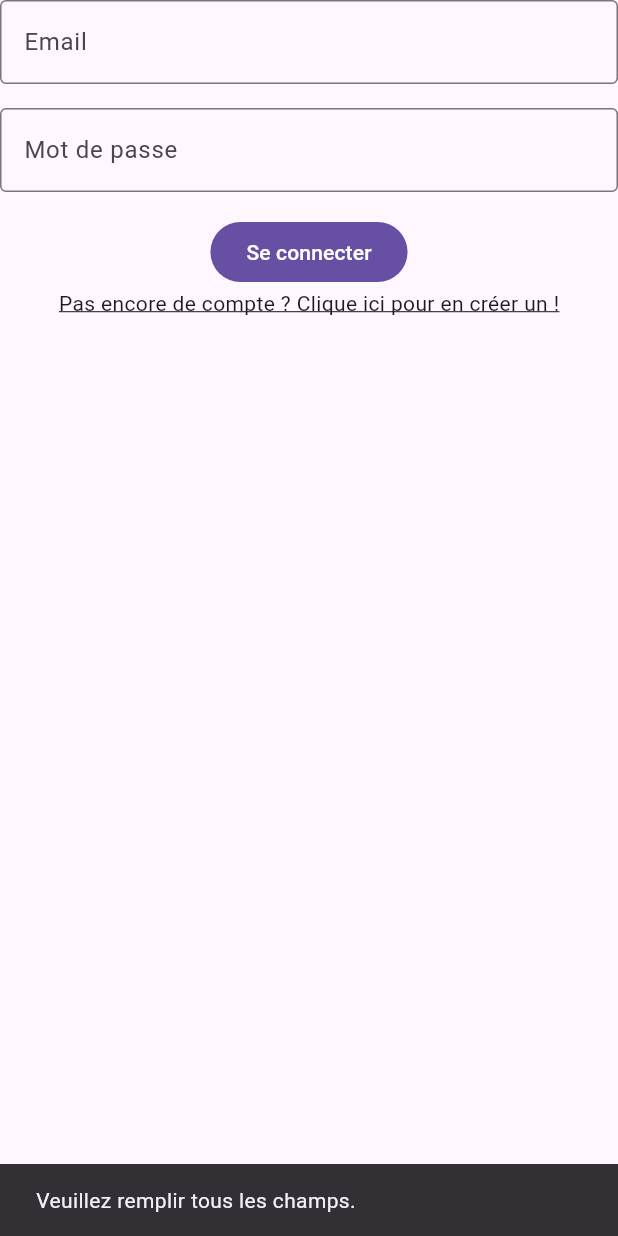
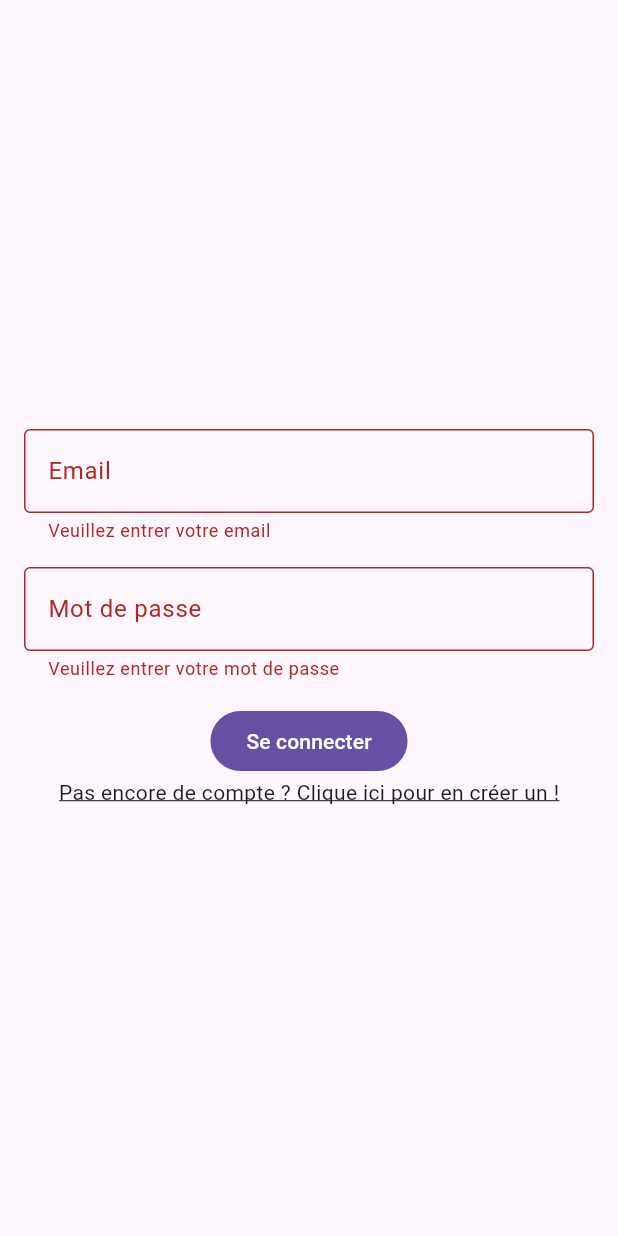
Before and after one commit to Tie-time/tie_time_front, a Flutter app: the screen it shows after launch, after a tap on "Se connecter", on a phone screen of 412 x 824 dp. Run offline on Flutter 3.47's test engine with Material 3 defaults, Android fonts, the phone set to English and light mode, and no system bars; our stand-ins replace shared_preferences.

Commit message:
feat(Validation): [Signin] Add validation on signin form

```diff
--- a/lib/pages/signin.page.dart
+++ b/lib/pages/signin.page.dart
@@ -15,6 +15,7 @@ class SigninPage extends StatefulWidget {
 class _SigninPageState extends State<SigninPage> {
   final TextEditingController _emailController = TextEditingController();
   final TextEditingController _passwordController = TextEditingController();
+  final GlobalKey<FormState> _formKey = GlobalKey<FormState>();
   bool _isLoading = false;
 
   Future<void> _signIn(String email, String password) async {
@@ -60,39 +61,63 @@ class _SigninPageState extends State<SigninPage> {
   }
 
   void _handleSignIn() {
+    if (_formKey.currentState!.validate()) {
       String email = _emailController.text.trim();
       String password = _passwordController.text.trim();
-
-    if (email.isEmpty || password.isEmpty) {
-      _showMessage('Veuillez remplir tous les champs.');
-      return;
+      _signIn(email, password);
+    }
   }
 
-    _signIn(email, password);
+  String? _validateEmail(String? value) {
+    if (value == null || value.isEmpty) {
+      return 'Veuillez entrer votre email';
+    }
+    final emailRegex = RegExp(r'^[^@]+@[^@]+\.[^@]+');
+    if (!emailRegex.hasMatch(value)) {
+      return 'Veuillez entrer un email valide';
+    }
+    return null;
+  }
+
+  String? _validatePassword(String? value) {
+    if (value == null || value.isEmpty) {
+      return 'Veuillez entrer votre mot de passe';
+    }
+    if (value.length < 6) {
+      return 'Le mot de passe doit contenir au moins 6 caractères';
+    }
+    return null;
   }
 
   @override
   Widget build(BuildContext context) {
     return Scaffold(
         body: Center(
+      child: Padding(
+          padding: const EdgeInsets.all(16.0),
           child: Column(
+            mainAxisAlignment: MainAxisAlignment.center,
             children: [
-          TextField(
+              Form(
+                  key: _formKey,
+                  child: Column(children: [
+                    TextFormField(
                       controller: _emailController,
                       decoration: const InputDecoration(
                         labelText: 'Email',
                         border: OutlineInputBorder(),
                       ),
                       keyboardType: TextInputType.emailAddress,
+                      validator: _validateEmail,
                     ),
                     const SizedBox(height: 16.0),
-          TextField(
+                    TextFormField(
                       controller: _passwordController,
                       decoration: const InputDecoration(
                         labelText: 'Mot de passe',
                         border: OutlineInputBorder(),
                       ),
-            obscureText: true,
+                      validator: _validatePassword,
                     ),
                     const SizedBox(height: 16.0),
                     _isLoading
@@ -101,7 +126,8 @@ class _SigninPageState extends State<SigninPage> {
                             onPressed: () {
                               _handleSignIn();
                             },
-                  child: const Text('Se connecter')),
+                            child: const Text('Se connecter'))
+                  ])),
               GestureDetector(
                 onTap: () {
                   Navigator.pushNamed(context, '/signup');
@@ -112,6 +138,6 @@ class _SigninPageState extends State<SigninPage> {
               ),
             ],
           )),
-    );
+    ));
   }
 }
```
Lines whose indentation alone changed are shown as unchanged.
